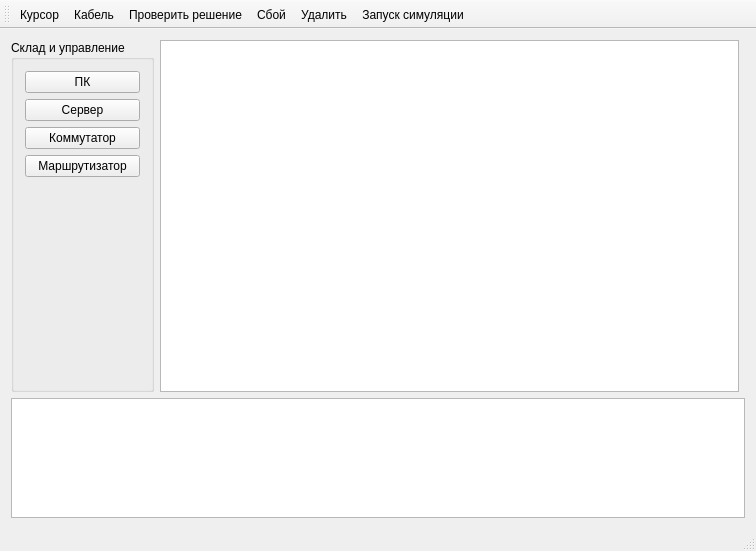
Qt form LanTopologySimulator/LanTopologySimulator/LanTopologySimulator.ui (l3ss-w0rds/lan-topology-simulator) before a commit.
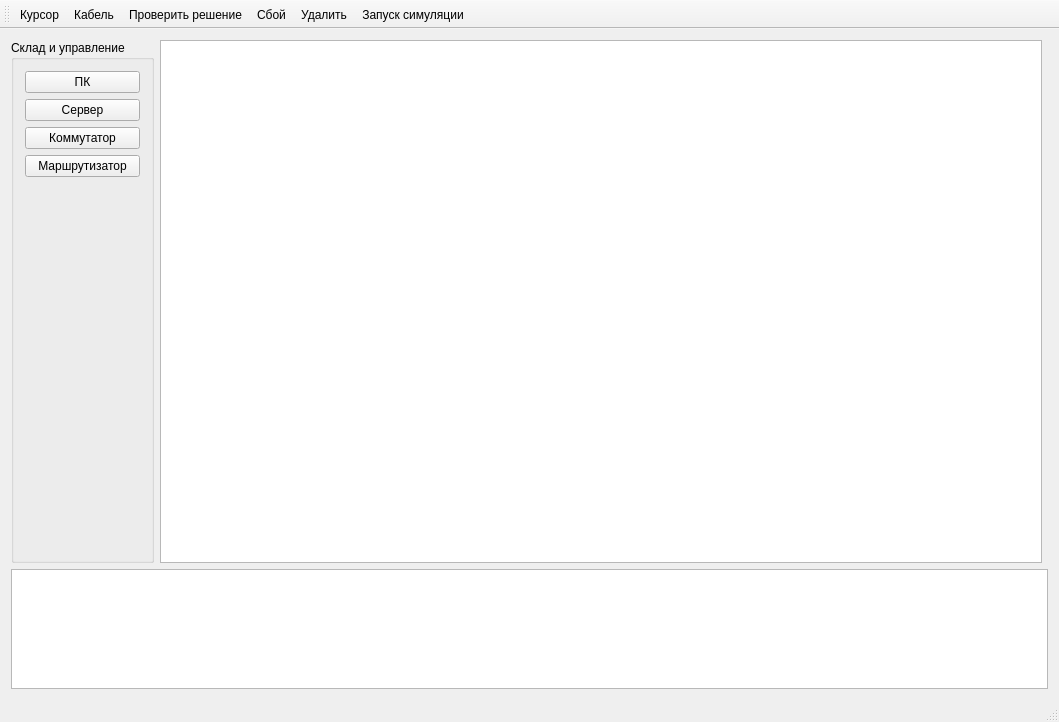
The same form after that commit. Icons and pictures are not drawn.

The edit to the form file:
```diff
--- a/LanTopologySimulator/LanTopologySimulator/LanTopologySimulator.ui
+++ b/LanTopologySimulator/LanTopologySimulator/LanTopologySimulator.ui
@@ -6,8 +6,8 @@
    <rect>
     <x>0</x>
     <y>0</y>
-    <width>756</width>
-    <height>551</height>
+    <width>1059</width>
+    <height>722</height>
    </rect>
   </property>
   <property name="windowTitle">
```
Left out of the diff: 22 changed lines with no effect on the pictures.
